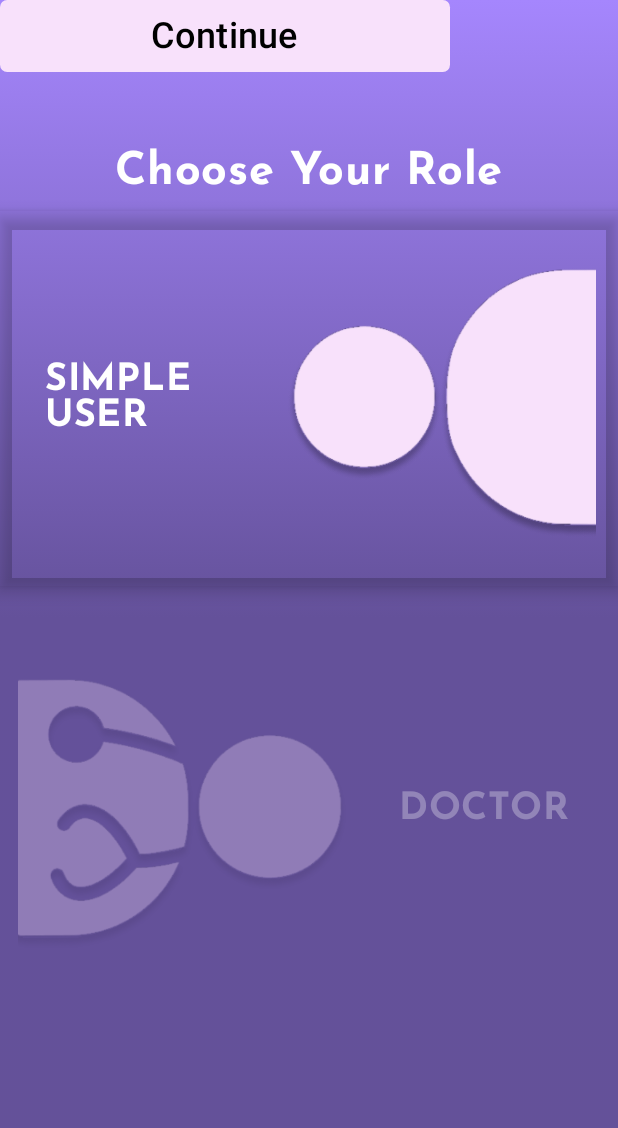
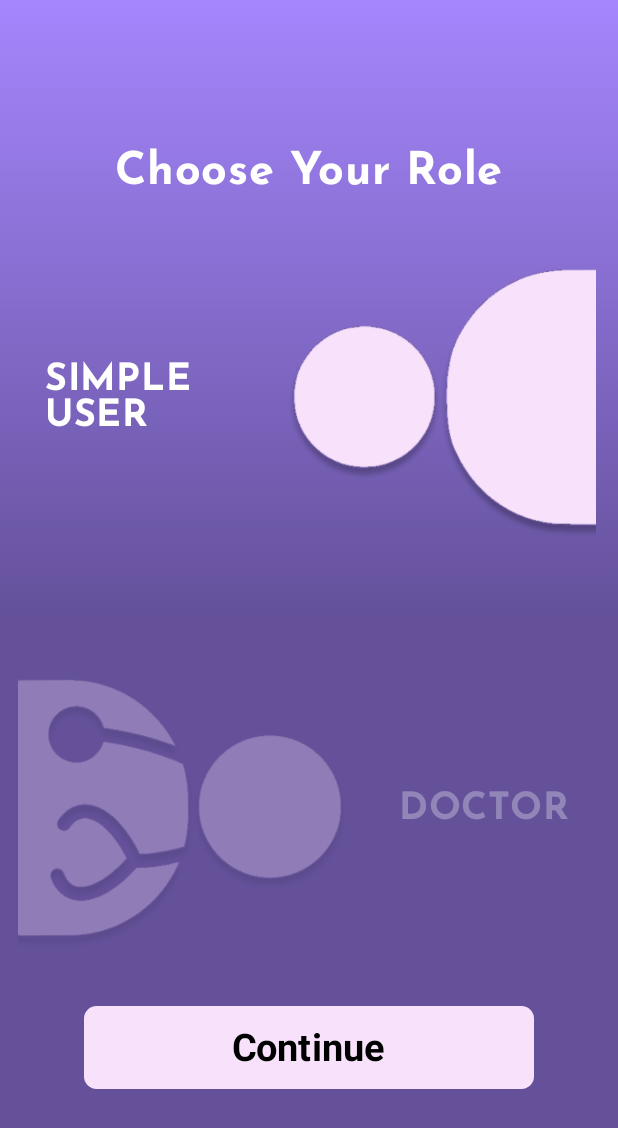
Before and after one commit to Lydiacwall/HappyHabits, an Android app built with Jetpack Compose: the ChooseRoleView screen opened through its navigation route, after a tap on "SIMPLE USER", on a phone screen of 412 x 824 dp. Shown: the top 1128 px of the screen. Run offline under Robolectric (Android 15) with nearby library versions, the phone set to English and light mode, and no system bars; our stand-ins replace Dagger/Hilt's generated code; libraries missing offline, so code that uses them is left out: com.vanpra.composematerialdialogs.

Commit message:
choose role completed

```diff
--- a/Mobile-App/app/src/main/java/com/example/happyhabits/feature_authentication/data/data_source/UserDao.kt
+++ b/Mobile-App/app/src/main/java/com/example/happyhabits/feature_authentication/data/data_source/UserDao.kt
@@ -4,8 +4,8 @@ import com.example.happyhabits.feature_authentication.domain.model.Type
 import com.example.happyhabits.feature_authentication.domain.model.User
 
 class UserDao: IUserDao {
-    val userList: List<User> = listOf(User("Miltos", "Tsolkas", "yuriuser", "tsolkas@gmail.com", Type.CLIENT, birthDate = "29/03/2002"),
-        User("Miltos", "Tsolkas", "yuridoctor", "tsolkas@gmail.com", Type.DOCTOR, birthDate = "29/03/2002"))
+    val userList: List<User> = listOf(User("1234", "Miltos", "Tsolkas", "yuriuser", "tsolkas@gmail.com", Type.CLIENT, birthDate = "29/03/2002"),
+        User("1234","Miltos", "Tsolkas", "yuridoctor", "tsolkas@gmail.com", Type.DOCTOR, birthDate = "29/03/2002"))
     override fun getUserByPasswordAndEmail(password: String, email: String): User? {
         return userList.find { it.password == password && it.email == email }
     }
--- a/Mobile-App/app/src/main/java/com/example/happyhabits/feature_authentication/presentation/choose_role/ChooseRoleScreen.kt
+++ b/Mobile-App/app/src/main/java/com/example/happyhabits/feature_authentication/presentation/choose_role/ChooseRoleScreen.kt
@@ -50,12 +50,13 @@ import androidx.lifecycle.ViewModelProvider
 import androidx.lifecycle.viewmodel.compose.viewModel
 import androidx.navigation.NavController
 import com.example.happyhabits.R
+import com.example.happyhabits.feature_authentication.presentation.util.Screen
 
 @Composable
 fun ChooseRoleView(
     navController: NavController
 ) {
-    var selectedRole by remember{ mutableStateOf<Int?>(null) }
+    var selectedRole by remember{ mutableStateOf("") }
     val font = FontFamily(
         Font(R.font.josefinsans_bold, FontWeight.Bold),
     )
@@ -79,7 +80,7 @@ fun ChooseRoleView(
             modifier = Modifier
                 .fillMaxSize()
                 .align(Alignment.TopCenter),
-            horizontalAlignment = Alignment.CenterHorizontally
+            horizontalAlignment = Alignment.CenterHorizontally,
         ) {
             Text(
                 text = "Choose Your Role",
@@ -97,10 +98,9 @@ fun ChooseRoleView(
                 verticalAlignment = Alignment.CenterVertically,
                 modifier = Modifier
                     .fillMaxWidth()
-                    .clickable { selectedRole = 1 }
+                    .clickable { selectedRole = "user" }
                     .graphicsLayer {
                         this.alpha = alpha1
-                        this.shadowElevation = elevation1
                         this.clip = true
                     }
             )
@@ -132,10 +132,9 @@ fun ChooseRoleView(
                 verticalAlignment = Alignment.CenterVertically,
                 modifier = Modifier
                     .fillMaxWidth()
-                    .clickable { selectedRole = 2 }
+                    .clickable { selectedRole = "doctor" }
                     .graphicsLayer {
                         this.alpha = alpha2
-                        this.shadowElevation = elevation2
                         this.clip = true
                     }
             )
@@ -162,48 +161,22 @@ fun ChooseRoleView(
 
 
             }
-
-//                Box() {
-//                    Button(
-//                        onClick = {},//TODO : go to the next screen
-//                        shape = RoundedCornerShape(10),
-//                        modifier = Modifier
-//                            .align(Alignment.BottomCenter)
-//                            .padding(bottom = 100.dp)
-//                            .width(300.dp)
-//                            .height(48.dp),
-//
-//
-//                        colors = ButtonDefaults.buttonColors(
-//                            containerColor = Color(0xFFF8E1FB)
-//
-//                        )
-//
-//                    )
-//                    {
-//                        Text(
-//                            text="Continue",
-//                            color= Color.Black,
-//                            fontSize = 24.sp
-//                        )
-//                    }
-//
-//                }
-
+            if(selectedRole!= "") {
+                Box( modifier = Modifier
+                    .fillMaxSize()) {
+                    Button(
+                        onClick = {
+                                  if(selectedRole=="user"){
+                                      navController.navigate(Screen.AddUserScreen.route)
+                                  }else{
+                                      navController.navigate(Screen.AddDoctorScreen.route)
                                   }
-    }
-
-    if(selectedRole!= null) {
-
-        Box() {
-            Button(
-                onClick = {},//TODO : go to the next screen
-                shape = RoundedCornerShape(10),
+                        },
+                        shape = RoundedCornerShape(15),
                         modifier = Modifier
-                    .align(Alignment.BottomCenter)
-                    .padding(bottom = 100.dp)
+                            .align(Alignment.TopCenter)
                             .width(300.dp)
-                    .height(48.dp),
+                            .height(55.dp),
 
 
                         colors = ButtonDefaults.buttonColors(
@@ -216,18 +189,22 @@ fun ChooseRoleView(
                         Text(
                             text="Continue",
                             color= Color.Black,
-                    fontSize = 24.sp
+                            fontSize = 25.sp,
+                            fontWeight = FontWeight.Bold
                         )
                     }
 
                 }
-        if(selectedRole==1){
-            elevation2=0.0f
+                if(selectedRole=="user"){
                     alpha2=0.3f
                 }
-        else if(selectedRole==2){
-            elevation1=0.0f
+                else if(selectedRole=="doctor"){
                     alpha1=0.3f
                 }
             }
+
         }
+    }
+
+
+}
```
Lines whose indentation alone changed are shown as unchanged.
